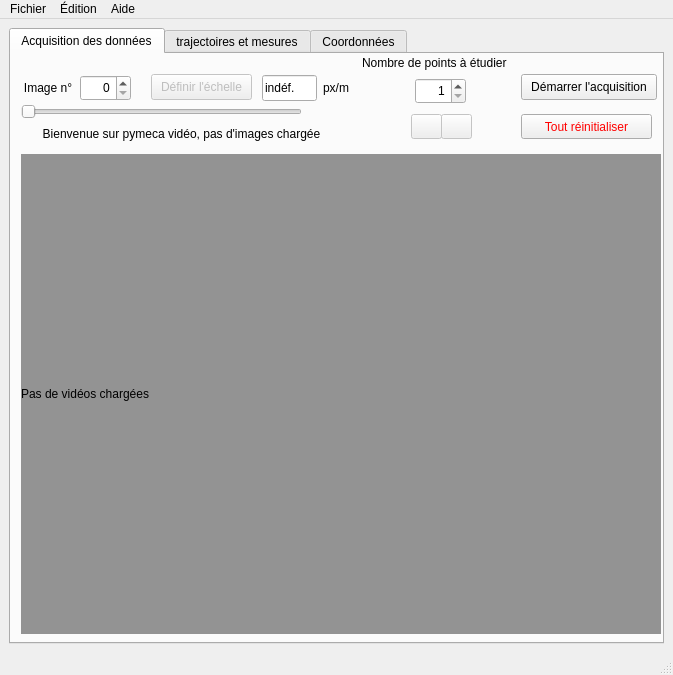
The window that pymecavideo.ui (rene-d/pymecavideo) describes before a commit, drawn with Qt 5.
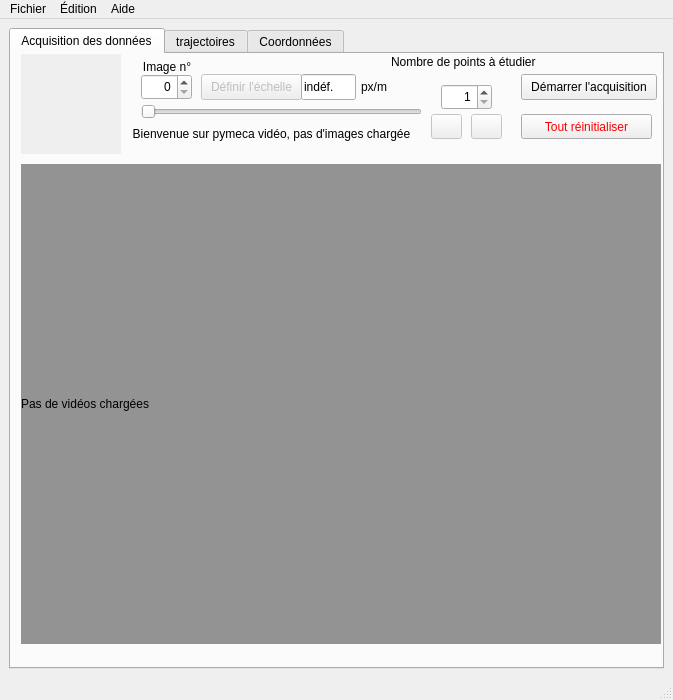
The same window after the commit.

Commit message: changement ergonomie du zoom

The edit to the form file:
```diff
--- a/pymecavideo.ui
+++ b/pymecavideo.ui
@@ -6,21 +6,13 @@
     <x>0</x>
     <y>0</y>
     <width>673</width>
-    <height>675</height>
+    <height>700</height>
    </rect>
   </property>
   <property name="windowTitle" >
    <string>PyMecaVideo, analyse mécanique des vidéos</string>
   </property>
   <widget class="QWidget" name="centralwidget" >
-   <property name="geometry" >
-    <rect>
-     <x>0</x>
-     <y>22</y>
-     <width>673</width>
-     <height>631</height>
-    </rect>
-   </property>
    <layout class="QHBoxLayout" >
     <item>
      <widget class="QTabWidget" name="tabWidget" >
@@ -31,14 +23,6 @@
        <number>0</number>
       </property>
       <widget class="QWidget" name="tab_acq" >
-       <property name="geometry" >
-        <rect>
-         <x>0</x>
-         <y>0</y>
-         <width>651</width>
-         <height>589</height>
-        </rect>
-       </property>
        <attribute name="title" >
         <string>Acquisition des données</string>
        </attribute>
@@ -49,7 +33,7 @@
         <property name="geometry" >
          <rect>
           <x>10</x>
-          <y>100</y>
+          <y>110</y>
           <width>640</width>
           <height>480</height>
          </rect>
@@ -134,7 +118,7 @@
        <widget class="QLabel" name="label_infos_image" >
         <property name="geometry" >
          <rect>
-          <x>0</x>
+          <x>90</x>
           <y>70</y>
           <width>341</width>
           <height>20</height>
@@ -150,7 +134,7 @@
        <widget class="QSlider" name="horizontalSlider" >
         <property name="geometry" >
          <rect>
-          <x>10</x>
+          <x>130</x>
           <y>50</y>
           <width>281</width>
           <height>16</height>
@@ -166,7 +150,7 @@
         </property>
         <property name="geometry" >
          <rect>
-          <x>140</x>
+          <x>190</x>
           <y>20</y>
           <width>101</width>
           <height>26</height>
@@ -179,8 +163,8 @@
        <widget class="QSpinBox" name="spinBox_image" >
         <property name="geometry" >
          <rect>
-          <x>69</x>
-          <y>21</y>
+          <x>130</x>
+          <y>20</y>
           <width>51</width>
           <height>26</height>
          </rect>
@@ -198,8 +182,8 @@
        <widget class="QLabel" name="label_numero_image" >
         <property name="geometry" >
          <rect>
-          <x>11</x>
-          <y>21</y>
+          <x>130</x>
+          <y>0</y>
           <width>52</width>
           <height>26</height>
          </rect>
@@ -217,8 +201,8 @@
        <widget class="QSpinBox" name="spinBox_nb_de_points" >
         <property name="geometry" >
          <rect>
-          <x>404</x>
-          <y>24</y>
+          <x>430</x>
+          <y>30</y>
           <width>51</width>
           <height>26</height>
          </rect>
@@ -236,8 +220,8 @@
        <widget class="QLabel" name="label_2" >
         <property name="geometry" >
          <rect>
-          <x>351</x>
-          <y>1</y>
+          <x>380</x>
+          <y>0</y>
           <width>157</width>
           <height>16</height>
          </rect>
@@ -249,8 +233,8 @@
        <widget class="QLineEdit" name="echelleEdit" >
         <property name="geometry" >
          <rect>
-          <x>251</x>
-          <y>21</y>
+          <x>290</x>
+          <y>20</y>
           <width>55</width>
           <height>26</height>
          </rect>
@@ -274,8 +258,8 @@
        <widget class="QLabel" name="label_4" >
         <property name="geometry" >
          <rect>
-          <x>312</x>
-          <y>21</y>
+          <x>350</x>
+          <y>20</y>
           <width>28</width>
           <height>26</height>
          </rect>
@@ -380,7 +364,7 @@
         </property>
         <property name="geometry" >
          <rect>
-          <x>400</x>
+          <x>420</x>
           <y>60</y>
           <width>31</width>
           <height>25</height>
@@ -399,7 +383,7 @@
         </property>
         <property name="geometry" >
          <rect>
-          <x>430</x>
+          <x>460</x>
           <y>60</y>
           <width>31</width>
           <height>25</height>
@@ -412,6 +396,25 @@
          <string/>
         </property>
        </widget>
+       <widget class="QLabel" name="label_zoom" >
+        <property name="enabled" >
+         <bool>true</bool>
+        </property>
+        <property name="geometry" >
+         <rect>
+          <x>10</x>
+          <y>0</y>
+          <width>100</width>
+          <height>100</height>
+         </rect>
+        </property>
+        <property name="autoFillBackground" >
+         <bool>true</bool>
+        </property>
+        <property name="text" >
+         <string/>
+        </property>
+       </widget>
       </widget>
       <widget class="QWidget" name="tab_traj" >
        <property name="geometry" >
@@ -423,7 +426,7 @@
         </rect>
        </property>
        <attribute name="title" >
-        <string>trajectoires et mesures</string>
+        <string>trajectoires</string>
        </attribute>
        <widget class="QLabel" name="label_3" >
         <property name="geometry" >
@@ -708,16 +711,7 @@
    <addaction name="menu_dition" />
    <addaction name="menuAide" />
   </widget>
-  <widget class="QStatusBar" name="statusbar" >
-   <property name="geometry" >
-    <rect>
-     <x>0</x>
-     <y>653</y>
-     <width>673</width>
-     <height>22</height>
-    </rect>
-   </property>
-  </widget>
+  <widget class="QStatusBar" name="statusbar" />
   <action name="actionOuvrir_un_fichier" >
    <property name="text" >
     <string>Ouvrir une vidéo</string>
```
Left out of the diff: 18 changed lines with no effect on the pictures. The commit also changes 5 other files.
